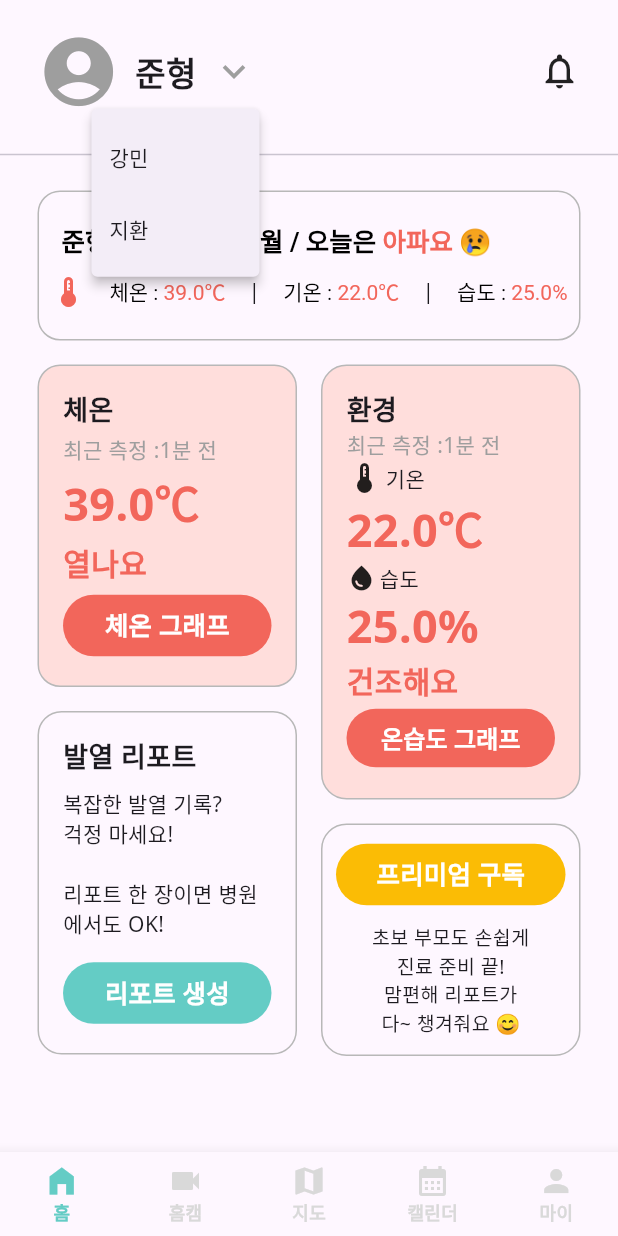
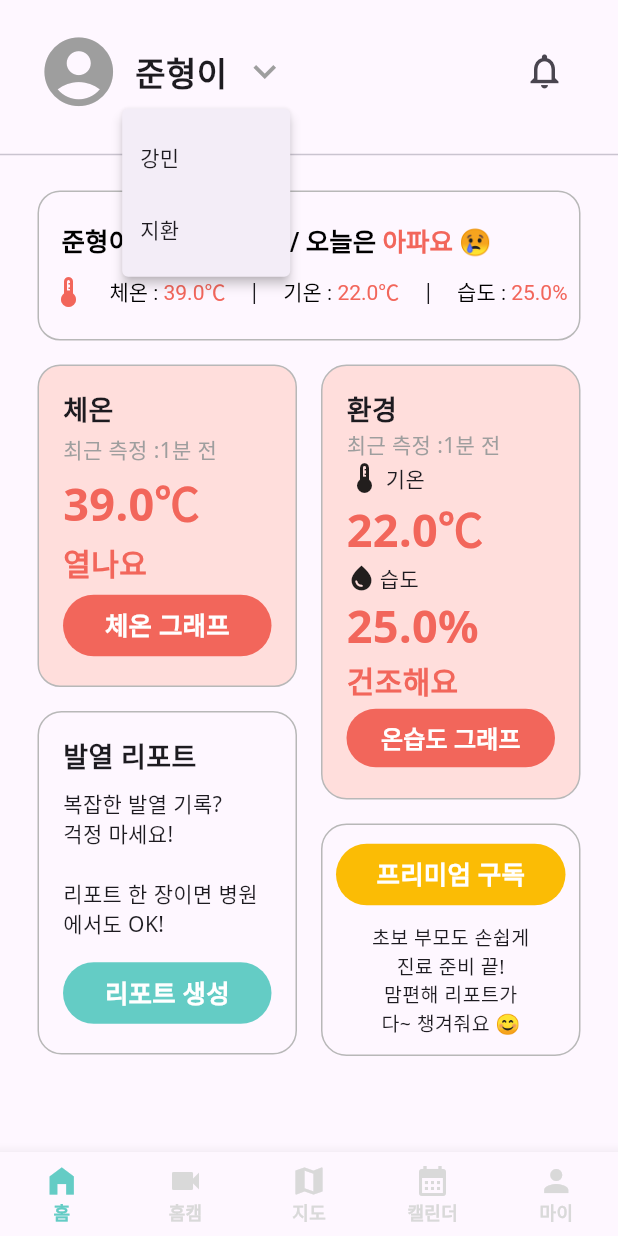
Before and after one commit to SMU-25/frontend, a Flutter app: the screen it shows after launch, after a tap on the "keyboard arrow down" icon, on a phone screen of 412 x 824 dp. Run offline on Flutter 3.47's test engine with Material 3 defaults, Android fonts, the phone set to English and light mode, and no system bars; our stand-ins replace dio, email_validator, fl_chart, image_picker, table_calendar; accounts and stored records are empty; network calls fail.

Commit message:
✨ [Feat] Update HomeHeader to display baby's name and navigate to AlertScreen

```diff
--- a/lib/home/component/home_header.dart
+++ b/lib/home/component/home_header.dart
@@ -1,7 +1,10 @@
 import 'package:flutter/material.dart';
+import 'package:team_project_front/common/model/baby.dart';
+import 'package:team_project_front/home/view/alert.dart';
 
 class HomeHeader extends StatefulWidget {
-  const HomeHeader({super.key});
+  const HomeHeader({super.key, required this.baby});
+  final Baby baby;
 
   @override
   State<HomeHeader> createState() => _HomeHeaderState();
@@ -45,8 +48,8 @@ class _HomeHeaderState extends State<HomeHeader> {
           children: [
             const Icon(Icons.account_circle, color: Colors.grey, size: 55),
             const SizedBox(width: 10),
-            const Text(
-              '준형',
+            Text(
+              widget.baby.name,
               style: TextStyle(fontSize: 22, fontWeight: FontWeight.bold),
             ),
             const SizedBox(width: 10),
@@ -61,7 +64,15 @@ class _HomeHeaderState extends State<HomeHeader> {
             ),
           ],
         ),
-        const Icon(Icons.notifications_none_outlined, size: 28),
+        IconButton(
+          icon: Icon(Icons.notifications_none_outlined, size: 28),
+          onPressed: () {
+            Navigator.push(
+              context,
+              MaterialPageRoute(builder: (context) => AlertScreen()),
+            );
+          },
+        ),
       ],
     );
   }
--- a/lib/home/view/home.dart
+++ b/lib/home/view/home.dart
@@ -65,7 +65,8 @@ class _HomeScreenState extends State<HomeScreen> {
                 right: 25,
                 bottom: 20,
               ),
-              child: HomeHeader(),
+
+              child: HomeHeader(baby: baby),
             ),
             Divider(),
             Padding(
```
